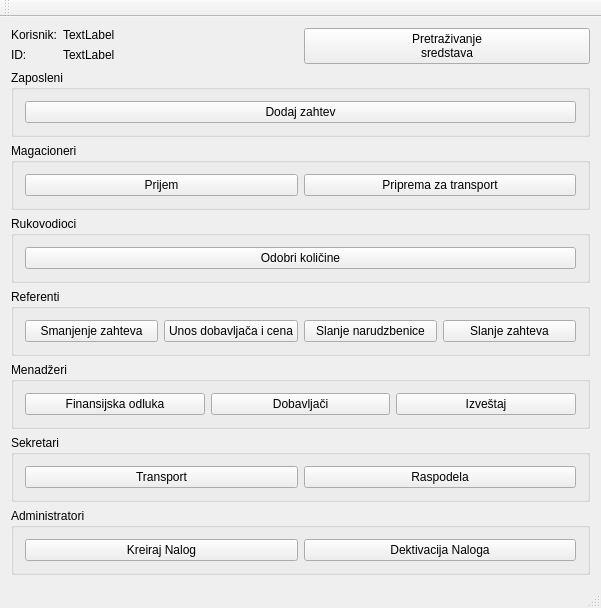
This is mainwindow.ui in zivke/nabavke as Qt 5 draws it before an edit. The edited form follows.
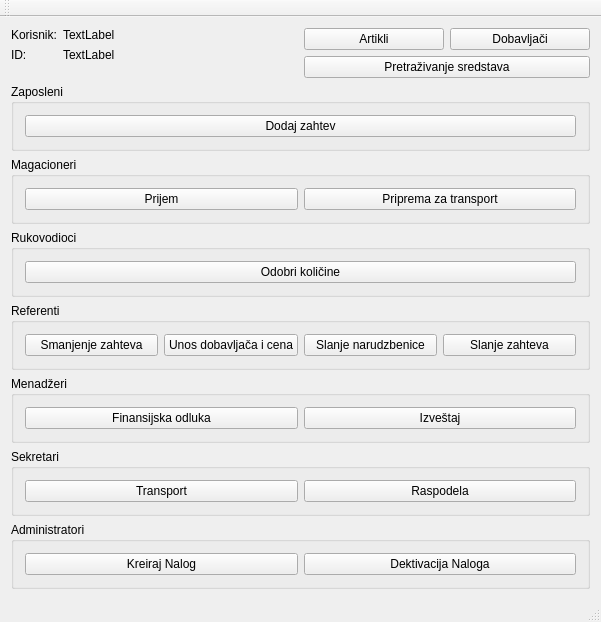
This is the edited form. Icons and pictures are not drawn.

Patch:
```diff
--- a/mainwindow.ui
+++ b/mainwindow.ui
@@ -24,9 +24,9 @@
    </size>
   </property>
   <widget class="QWidget" name="centralWidget">
-   <layout class="QVBoxLayout" name="verticalLayout">
+   <layout class="QVBoxLayout" name="verticalLayout_3">
     <item>
-     <layout class="QHBoxLayout" name="horizontalLayout_4">
+     <layout class="QHBoxLayout" name="horizontalLayout_8">
       <item>
        <layout class="QFormLayout" name="formLayout">
         <item row="0" column="0">
@@ -63,12 +63,33 @@
        </layout>
       </item>
       <item>
-       <widget class="QPushButton" name="btnPretrazivanje">
-        <property name="text">
-         <string>Pretraživanje
-sredstava</string>
-        </property>
-       </widget>
+       <layout class="QVBoxLayout" name="verticalLayout">
+        <item>
+         <layout class="QHBoxLayout" name="horizontalLayout_4">
+          <item>
+           <widget class="QPushButton" name="pushButton_6">
+            <property name="text">
+             <string>Artikli</string>
+            </property>
+           </widget>
+          </item>
+          <item>
+           <widget class="QPushButton" name="btnDobavljaci">
+            <property name="text">
+             <string>Dobavljači</string>
+            </property>
+           </widget>
+          </item>
+         </layout>
+        </item>
+        <item>
+         <widget class="QPushButton" name="btnPretrazivanje">
+          <property name="text">
+           <string>Pretraživanje sredstava</string>
+          </property>
+         </widget>
+        </item>
+       </layout>
       </item>
      </layout>
     </item>
@@ -177,13 +198,6 @@
          </property>
         </widget>
        </item>
-       <item>
-        <widget class="QPushButton" name="btnDobavljaci">
-         <property name="text">
-          <string>Dobavljači</string>
-         </property>
-        </widget>
-       </item>
        <item>
         <widget class="QPushButton" name="btnIzvestaj">
          <property name="text">
```
